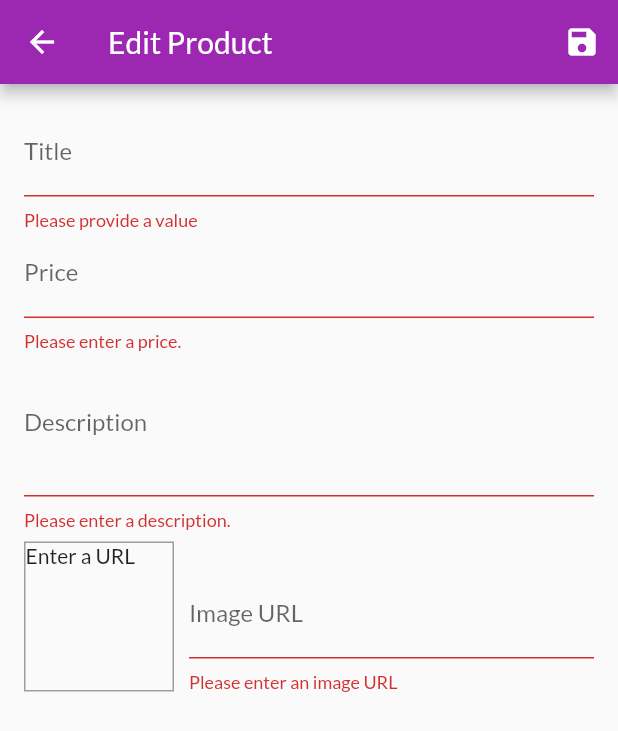
After one commit to Rijon1810/rj_shop, a Flutter app: the EditProductScreen screen opened by its route, after a tap on the "save" icon, on a phone screen of 412 x 824 dp. The commit adds this screen. Shown: the top 731 px of the screen. Run offline on Flutter 3.47's test engine with Material 2 defaults, Android fonts, the phone set to English and light mode, and no system bars; network calls fail.

Commit message:
07/06/2021

```diff
--- a/lib/main.dart
+++ b/lib/main.dart
@@ -8,6 +8,8 @@
 import './providers/cart.dart';
 import './providers/orders.dart';
 import './screens/orders_screen.dart';
+import './screens/user_products_screen.dart';
+import './screens/edit_product_screen.dart';
 
 void main() => runApp(MyApp());
 
@@ -38,6 +40,8 @@
             ProductDetailScreen.routeName: (ctx) => ProductDetailScreen(),
             CartScreen.routeName: (ctx) => CartScreen(),
             OrderScreen.routeName: (ctx) => OrderScreen(),
+            UserProductsScreen.routeName: (ctx) => UserProductsScreen(),
+            EditProductScreen.routeName: (ctx) => EditProductScreen(),
           }),
     );
   }
--- a/lib/providers/products.dart
+++ b/lib/providers/products.dart
@@ -64,8 +64,27 @@
     return _items.firstWhere((prod) => prod.id == id);
   }
 
-  void addProduct() {
+  void addProduct(Product product) {
+    final newProduct = Product(
+      title: product.title,
+      description: product.description,
+      price: product.price,
+      imageUrl: product.imageUrl,
+      id: DateTime.now().toString(),
+    );
+    _items.add(newProduct);
+    // _items.insert(0, newProduct); // at the start of the list
     // _items.add(value);
     notifyListeners();
   }
+
+  void updateProduct(String id, Product newProduct) {
+    final prodIndex = _items.indexWhere((prod) => prod.id == id);
+    if (prodIndex >= 0) {
+      _items[prodIndex] = newProduct;
+      notifyListeners();
+    } else {
+      print('...');
+    }
+  }
 }
--- /dev/null
+++ b/lib/screens/edit_product_screen.dart
@@ -0,0 +1,275 @@
+import 'package:flutter/material.dart';
+
+import '../providers/product.dart';
+import '../providers/products.dart';
+import 'package:provider/provider.dart';
+
+class EditProductScreen extends StatefulWidget {
+  static const routeName = '/edit-product';
+
+  @override
+  _EditProductScreenState createState() => _EditProductScreenState();
+}
+
+class _EditProductScreenState extends State<EditProductScreen> {
+  final _priceFocusNode = FocusNode();
+  final _descriptionFocusNode = FocusNode();
+  final _imageUrlController = TextEditingController();
+  final _imageUrlFocusNode = FocusNode();
+  final _form = GlobalKey<FormState>();
+  var _editedProduct = Product(
+    id: '',
+    title: '',
+    price: 0,
+    description: '',
+    imageUrl: '',
+  );
+  var _initValues = {
+    'title': '',
+    'description': '',
+    'price': '',
+    'imageUrl': ''
+  };
+  var _isInit = true;
+
+  @override
+  void initState() {
+    _imageUrlFocusNode.addListener(_updateImageUrl);
+    super.initState();
+  }
+
+  @override
+  void didChangeDependencies() {
+    if (_isInit) {
+      final productId = ModalRoute.of(context)!.settings.arguments;
+
+      if (productId != null) {
+        _editedProduct =
+            Provider.of<Products>(context, listen: false).findById(productId.toString());
+        _initValues = {
+          'title': _editedProduct.title,
+          'description': _editedProduct.description,
+          'price': _editedProduct.price.toString(),
+          // 'imagUrl': _editedProduct.imageUrl,
+          'initialValue': '',
+        };
+        _imageUrlController.text = _editedProduct.imageUrl;
+      }
+    }
+    _isInit = false;
+    super.didChangeDependencies();
+  }
+
+  @override
+  void dispose() {
+    _imageUrlFocusNode.removeListener(_updateImageUrl);
+    _priceFocusNode.dispose();
+    _descriptionFocusNode.dispose();
+    _imageUrlController.dispose();
+    _imageUrlFocusNode.dispose();
+    super.dispose();
+  }
+
+  void _updateImageUrl() {
+    if (!_imageUrlFocusNode.hasFocus) {
+      if (_imageUrlController.text.isEmpty ||
+          (!_imageUrlController.text.startsWith('http') &&
+              !_imageUrlController.text.startsWith('https')) ||
+          (!_imageUrlController.text.endsWith('.png') &&
+              !_imageUrlController.text.endsWith('.jpg') &&
+              !_imageUrlController.text.endsWith('.jpeg'))) {
+        return;
+      }
+
+      setState(() {});
+    }
+  }
+
+  void _saveForm() {
+    final isValid = _form.currentState!.validate();
+    if (!isValid) {
+      return;
+    }
+    _form.currentState!.save();
+    if (_editedProduct.id != null) {
+      Provider.of<Products>(context, listen: false)
+          .updateProduct(_editedProduct.id, _editedProduct);
+    } else {
+      Provider.of<Products>(context, listen: false).addProduct(_editedProduct);
+    }
+
+    Navigator.of(context).pop();
+  }
+
+  @override
+  Widget build(BuildContext context) {
+    return Scaffold(
+      appBar: AppBar(
+        title: Text('Edit Product'),
+        actions: <Widget>[
+          IconButton(
+            icon: Icon(Icons.save),
+            onPressed: _saveForm,
+          ),
+        ],
+      ),
+      body: Padding(
+        padding: const EdgeInsets.all(16.0),
+        child: Form(
+          key: _form,
+          child: ListView(
+            children: <Widget>[
+              TextFormField(
+                initialValue: _initValues['title'],
+                decoration: InputDecoration(labelText: 'Title'),
+                textInputAction: TextInputAction.next,
+                onFieldSubmitted: (_) {
+                  FocusScope.of(context).requestFocus(_priceFocusNode);
+                },
+                validator: (value) {
+                  if (value!.isEmpty) {
+                    return 'Please provide a value';
+                  }
+                  return null;
+                },
+                onSaved: (value) {
+                  _editedProduct = Product(
+                    title: value.toString(),
+                    price: _editedProduct.price,
+                    description: _editedProduct.description,
+                    imageUrl: _editedProduct.imageUrl,
+                    id: _editedProduct.id,
+                    isFavorite: _editedProduct.isFavorite,
+                  );
+                },
+              ),
+              TextFormField(
+                initialValue: _initValues['price'],
+                decoration: InputDecoration(labelText: 'Price'),
+                textInputAction: TextInputAction.next,
+                keyboardType: TextInputType.number,
+                focusNode: _priceFocusNode,
+                onFieldSubmitted: (_) {
+                  FocusScope.of(context).requestFocus(_descriptionFocusNode);
+                },
+                validator: (value) {
+                  if (value!.isEmpty) {
+                    return 'Please enter a price.';
+                  }
+                  if (double.tryParse(value) == null) {
+                    return 'Please enter a valid number';
+                  }
+                  if (double.parse(value) <= 0) {
+                    return 'Please enter a number greater than zero.';
+                  }
+                  return null;
+                },
+                onSaved: (value) {
+                  _editedProduct = Product(
+                    title: _editedProduct.title,
+                    price: double.parse(value.toString()),
+                    description: _editedProduct.description,
+                    imageUrl: _editedProduct.imageUrl,
+                    id: _editedProduct.id,
+                    isFavorite: _editedProduct.isFavorite,
+                  );
+                },
+              ),
+              TextFormField(
+                initialValue: _initValues['description'],
+                decoration: InputDecoration(labelText: 'Description'),
+                maxLines: 3,
+                keyboardType: TextInputType.multiline,
+                focusNode: _descriptionFocusNode,
+                validator: (value) {
+                  if (value!.isEmpty) {
+                    return 'Please enter a description.';
+                  }
+                  if (value.length <= 10) {
+                    return 'Should be at least 10 characters long.';
+                  }
+
+                  return null;
+                },
+                onSaved: (value) {
+                  _editedProduct = Product(
+                    title: _editedProduct.title,
+                    price: _editedProduct.price,
+                    description: value.toString(),
+                    imageUrl: _editedProduct.imageUrl,
+                    id: _editedProduct.id,
+                    isFavorite: _editedProduct.isFavorite,
+                  );
+                },
+              ),
+              Row(
+                crossAxisAlignment: CrossAxisAlignment.end,
+                children: <Widget>[
+                  Container(
+                    width: 100,
+                    height: 100,
+                    margin: EdgeInsets.only(
+                      top: 8,
+                      right: 10,
+                    ),
+                    decoration: BoxDecoration(
+                      border: Border.all(
+                        width: 1,
+                        color: Colors.grey,
+                      ),
+                    ),
+                    child: _imageUrlController.text.isEmpty
+                        ? Text('Enter a URL')
+                        : FittedBox(
+                            child: Image.network(
+                              _imageUrlController.text,
+                              fit: BoxFit.cover,
+                            ),
+                          ),
+                  ),
+                  Expanded(
+                    child: TextFormField(
+                      decoration: InputDecoration(labelText: 'Image URL'),
+                      keyboardType: TextInputType.url,
+                      textInputAction: TextInputAction.done,
+                      controller: _imageUrlController,
+                      focusNode: _imageUrlFocusNode,
+                      onFieldSubmitted: (_) {
+                        _saveForm();
+                      },
+                      validator: (value) {
+                        if (value!.isEmpty) {
+                          return 'Please enter an image URL';
+                        }
+                        if (!value.startsWith('http') ||
+                            !value.startsWith('https')) {
+                          return 'Please enter a valid URL.';
+                        }
+                        if (!value.endsWith('.png') &&
+                            !value.endsWith('.jpg') &&
+                            !value.endsWith('.jpeg')) {
+                          return 'Please enter a valid image URL.';
+                        }
+                        return null;
+                      },
+                      onSaved: (value) {
+                        _editedProduct = Product(
+                          title: _editedProduct.title,
+                          price: _editedProduct.price,
+                          description: _editedProduct.description,
+                          imageUrl: value.toString(),
+                          id: _editedProduct.id,
+                          isFavorite: _editedProduct.isFavorite,
+                        );
+                      },
+                    ),
+                  ),
+                ],
+              ),
+            ],
+          ),
+        ),
+      ),
+    );
+  }
+}
--- a/lib/widgets/app_drawer.dart
+++ b/lib/widgets/app_drawer.dart
@@ -1,5 +1,6 @@
 import 'package:flutter/material.dart';
 import '../screens/orders_screen.dart';
+import '../screens/user_products_screen.dart';
 
 class AppDrawer extends StatelessWidget {
   @override
@@ -26,7 +27,16 @@
             onTap: () {
               Navigator.of(context).pushReplacementNamed(OrderScreen.routeName);
             },
-          )
+          ),
+          Divider(),
+          ListTile(
+            leading: Icon(Icons.edit),
+            title: Text('Manage Products'),
+            onTap: () {
+              Navigator.of(context)
+                  .pushReplacementNamed(UserProductsScreen.routeName);
+            },
+          ),
         ],
       ),
     );
```
Also changed, not shown: lib/providers/cart.dart (+13 -2 lines), lib/screens/user_products_screen.dart (added, +44 -0 lines), lib/widgets/cart_item.dart (+27 -0 lines), lib/widgets/product_item.dart (+7 -1 lines), lib/widgets/user_product_item.dart (added, +38 -0 lines).
